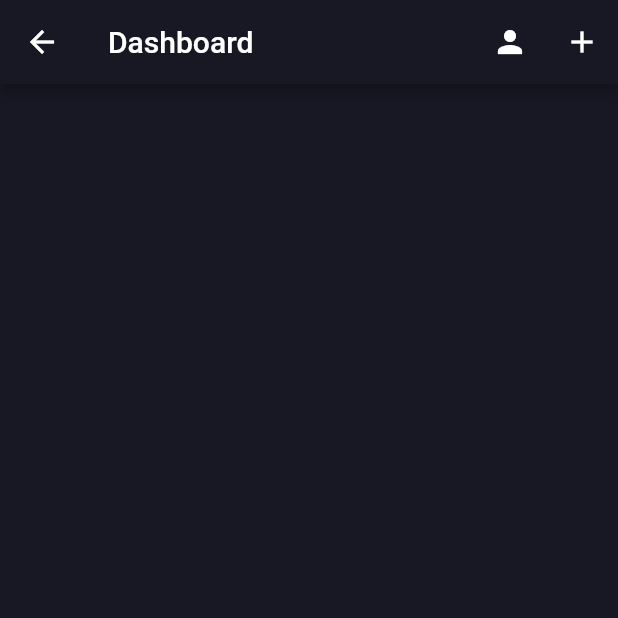
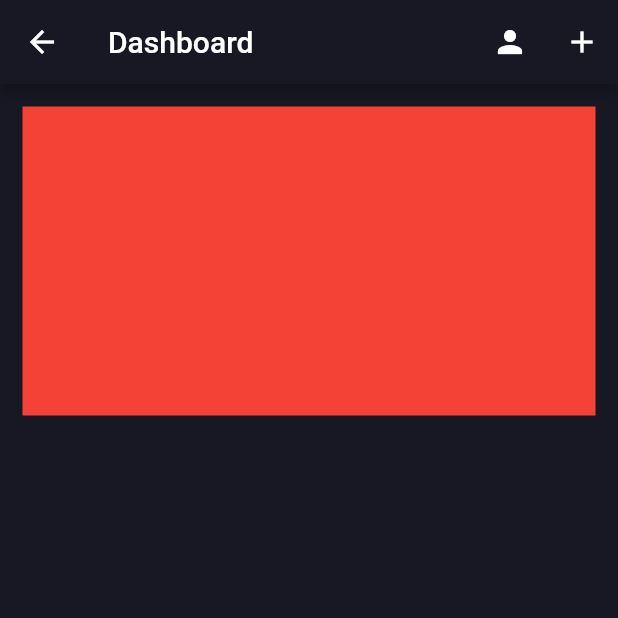
Before and after one commit to Ajidan-Jegatheeswaran/ksh_app, a Flutter app: the HomeScreen screen opened by its route, on a phone screen of 412 x 824 dp, the top half of it. Run offline on Flutter 3.47's test engine with Material 2 defaults, Android fonts, the phone set to English and light mode, and no system bars; missing offline and left inert: web_scraper.

```diff
--- a/lib/main.dart
+++ b/lib/main.dart
@@ -60,7 +60,8 @@ class MyApp extends StatelessWidget {
       home: LoginScreen(),
       routes: {
         LoginScreen.routeName: (ctx) => LoginScreen(),
-        HomeScreen.routeName: (ctx) => HomeScreen()
+        HomeScreen.routeName: (ctx) => HomeScreen(),
+        NotenScreen.routeName: (ctx) => NotenScreen()
       },
     );
   }
--- a/lib/models/web_scraper_nesa.dart
+++ b/lib/models/web_scraper_nesa.dart
@@ -169,6 +169,10 @@ class WebScraperNesa {
 
       webscraper.loadFromString(_document);
     } else {
+      if(res.isRedirect){
+        print('isRedirect');
+        print(res.isRedirect);
+      }
       throw Exception(
           'Status Code ist nicht 200, sondern ' + res.statusCode.toString());
     }
--- a/lib/screens/home_screen.dart
+++ b/lib/screens/home_screen.dart
@@ -1,11 +1,40 @@
+import 'dart:io';
+import 'dart:convert' as convert;
+
 import 'package:flutter/material.dart';
 import 'package:ksh_app/models/web_scraper_nesa.dart';
+import 'package:ksh_app/screens/login_screen.dart';
+import 'package:ksh_app/widgets/mark_list_tile.dart';
+import 'package:path_provider/path_provider.dart';
 
 class HomeScreen extends StatelessWidget {
-  static const routeName = '/home-screen';
+  static const routeName = '/home';
+
+  //ReadUserData Variabeln
+  Map<String, dynamic> _userData = {};
+  late Directory dir;
+  late File jsonFile;
+  String fileName = 'userData.json';
+  bool fileExists = false;
+
+  Future<void> readUserData(BuildContext ctx) async {
+    await getApplicationDocumentsDirectory().then((Directory directory) {
+      dir = directory;
+      jsonFile = File(dir.path + '/' + fileName);
+      fileExists = jsonFile.existsSync();
+      if (fileExists) {
+        String resJsonFile = jsonFile.readAsStringSync();
+        _userData = convert.jsonDecode(resJsonFile);
+        print(_userData);
+      } else {
+        Navigator.of(ctx).pushReplacementNamed(LoginScreen.routeName);
+      }
+    });
+  }
 
   @override
   Widget build(BuildContext context) {
+    //readUserData(context);
     return Scaffold(
       appBar: AppBar(
         title: const Text('Dashboard'),
@@ -21,7 +50,26 @@ class HomeScreen extends StatelessWidget {
           ),
         ],
       ),
-      body: Container(),
+      body: SingleChildScrollView(
+        padding: const EdgeInsets.all(15),
+        child: Column(
+          children: [
+            Container(
+              color: Colors.red,
+              width: MediaQuery.of(context).size.width,
+              height: MediaQuery.of(context).size.height * 0.25,
+            ),
+            /*ListView.builder(
+              itemBuilder: (ctx, index) => Container(
+                width: MediaQuery.of(context).size.width,
+                height: MediaQuery.of(context).size.height * 0.2,
+                color: Colors.red,
+              ),
+              shrinkWrap: true,
+            )*/
+          ],
+        ),
+      ),
       backgroundColor: Theme.of(context).primaryColor,
     );
   }
--- a/lib/screens/noten_screen.dart
+++ b/lib/screens/noten_screen.dart
@@ -1,6 +1,7 @@
 import 'package:flutter/material.dart';
 
 class NotenScreen extends StatelessWidget {
+  static const routeName = '/noten';
   final _markLength = 10;
 
   @override
```
Also changed, not shown: lib/screens/login_screen.dart (+44 -17 lines), pubspec.lock.
